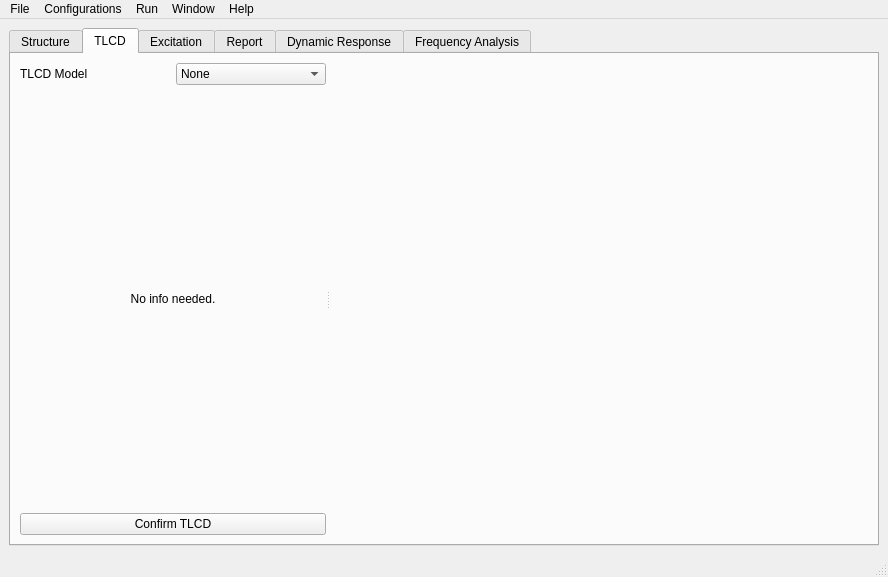
MarioFreitas/DynaPy, file TLCD/GUI/mainWindowGUI.ui: the form before one commit.
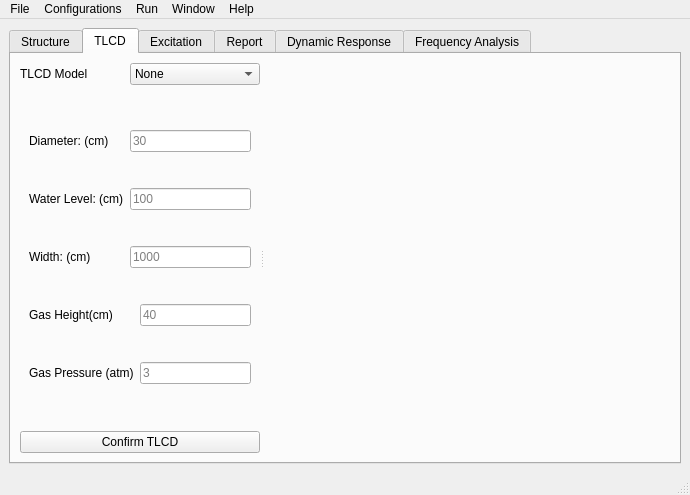
The form after the commit. The open tabs and pages were chosen to show the change.

Commit message: Pressurized TLCD and Results

The edit to the form file:
```diff
--- a/TLCD/GUI/mainWindowGUI.ui
+++ b/TLCD/GUI/mainWindowGUI.ui
@@ -6,8 +6,8 @@
    <rect>
     <x>0</x>
     <y>0</y>
-    <width>888</width>
-    <height>577</height>
+    <width>690</width>
+    <height>495</height>
    </rect>
   </property>
   <property name="windowTitle">
@@ -271,6 +271,19 @@
             </sizepolicy>
            </property>
            <layout class="QGridLayout" name="gridLayout_4">
+            <item row="2" column="0" colspan="2">
+             <widget class="QPushButton" name="confirmTlcdBtn">
+              <property name="sizePolicy">
+               <sizepolicy hsizetype="Minimum" vsizetype="Fixed">
+                <horstretch>1</horstretch>
+                <verstretch>0</verstretch>
+               </sizepolicy>
+              </property>
+              <property name="text">
+               <string>Confirm TLCD</string>
+              </property>
+             </widget>
+            </item>
             <item row="0" column="0">
              <widget class="QLabel" name="label_8">
               <property name="text">
@@ -290,6 +303,11 @@
                 <string>Basic TLCD</string>
                </property>
               </item>
+              <item>
+               <property name="text">
+                <string>Pressurized TLCD</string>
+               </property>
+              </item>
              </widget>
             </item>
             <item row="1" column="0" colspan="2">
@@ -357,19 +375,80 @@
                 </item>
                </layout>
               </widget>
-             </widget>
-            </item>
-            <item row="2" column="0" colspan="2">
-             <widget class="QPushButton" name="confirmTlcdBtn">
-              <property name="sizePolicy">
-               <sizepolicy hsizetype="Minimum" vsizetype="Fixed">
-                <horstretch>1</horstretch>
-                <verstretch>0</verstretch>
-               </sizepolicy>
-              </property>
-              <property name="text">
-               <string>Confirm TLCD</string>
-              </property>
+              <widget class="QWidget" name="page">
+               <layout class="QGridLayout" name="gridLayout_2">
+                <item row="0" column="0">
+                 <widget class="QLabel" name="label_19">
+                  <property name="text">
+                   <string>Diameter: (cm)</string>
+                  </property>
+                 </widget>
+                </item>
+                <item row="0" column="1" colspan="2">
+                 <widget class="QLineEdit" name="diameterPressureTlcdLineEdit">
+                  <property name="placeholderText">
+                   <string>30</string>
+                  </property>
+                 </widget>
+                </item>
+                <item row="1" column="0">
+                 <widget class="QLabel" name="label_22">
+                  <property name="text">
+                   <string>Water Level: (cm)</string>
+                  </property>
+                 </widget>
+                </item>
+                <item row="1" column="1" colspan="2">
+                 <widget class="QLineEdit" name="waterLevelPressureTlcdLineEdit">
+                  <property name="placeholderText">
+                   <string>100</string>
+                  </property>
+                 </widget>
+                </item>
+                <item row="2" column="0">
+                 <widget class="QLabel" name="label_21">
+                  <property name="text">
+                   <string>Width: (cm)</string>
+                  </property>
+                 </widget>
+                </item>
+                <item row="2" column="1" colspan="2">
+                 <widget class="QLineEdit" name="widthPressureTlcdLineEdit">
+                  <property name="placeholderText">
+                   <string>1000</string>
+                  </property>
+                 </widget>
+                </item>
+                <item row="3" column="0" colspan="2">
+                 <widget class="QLabel" name="label_24">
+                  <property name="text">
+                   <string>Gas Height(cm)</string>
+                  </property>
+                 </widget>
+                </item>
+                <item row="3" column="2">
+                 <widget class="QLineEdit" name="gasHeightPressureTlcdLineEdit">
+                  <property name="placeholderText">
+                   <string>40</string>
+                  </property>
+                 </widget>
+                </item>
+                <item row="4" column="0" colspan="2">
+                 <widget class="QLabel" name="label_23">
+                  <property name="text">
+                   <string>Gas Pressure (atm)</string>
+                  </property>
+                 </widget>
+                </item>
+                <item row="4" column="2">
+                 <widget class="QLineEdit" name="gasPressurePressureTlcdLineEdit">
+                  <property name="placeholderText">
+                   <string>3</string>
+                  </property>
+                 </widget>
+                </item>
+               </layout>
+              </widget>
              </widget>
             </item>
            </layout>
@@ -864,7 +943,7 @@
     <rect>
      <x>0</x>
      <y>0</y>
-     <width>888</width>
+     <width>690</width>
      <height>21</height>
     </rect>
    </property>
```
The commit also changes 23 other files.
